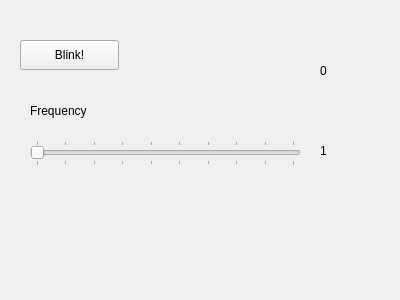
ToniFresh/Blinker, file gui.ui: the form before one commit.
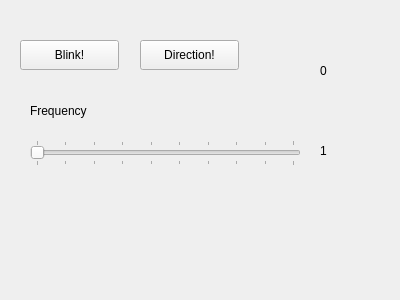
The form after the commit.

Commit message: change direction feature

What changed in the file:
```diff
--- a/gui.ui
+++ b/gui.ui
@@ -90,6 +90,19 @@
     <string>1</string>
    </property>
   </widget>
+  <widget class="QPushButton" name="dirButton">
+   <property name="geometry">
+    <rect>
+     <x>140</x>
+     <y>40</y>
+     <width>99</width>
+     <height>30</height>
+    </rect>
+   </property>
+   <property name="text">
+    <string>Direction!</string>
+   </property>
+  </widget>
  </widget>
  <layoutdefault spacing="6" margin="11"/>
  <resources/>
```
The commit also changes 3 other files.
